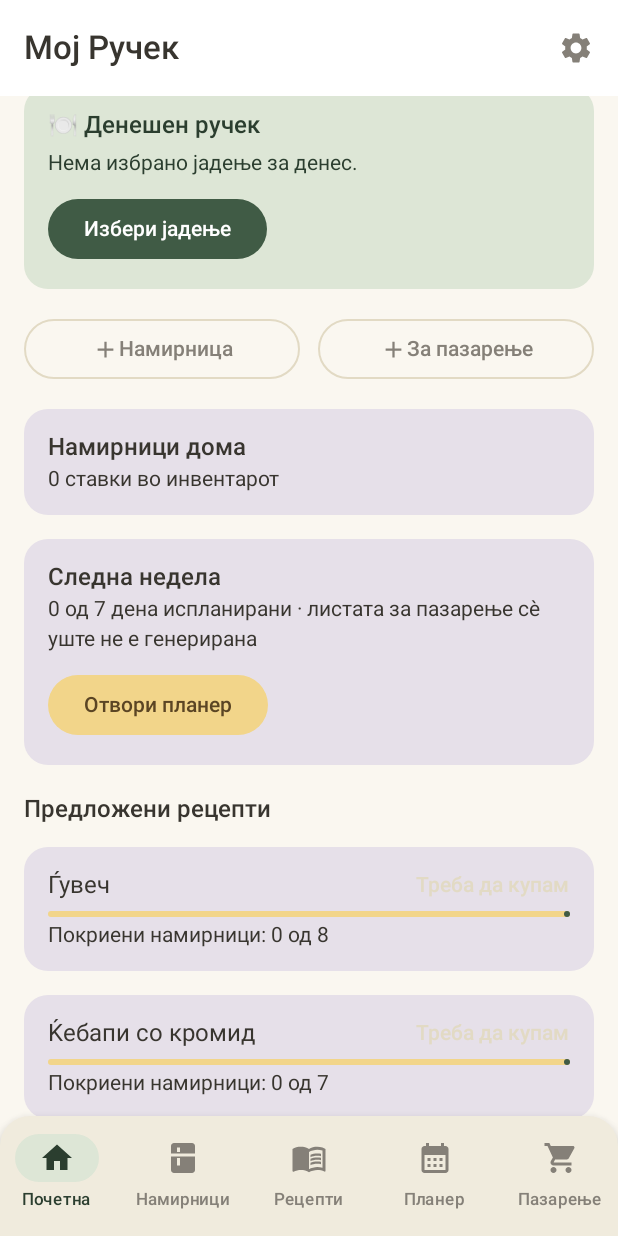
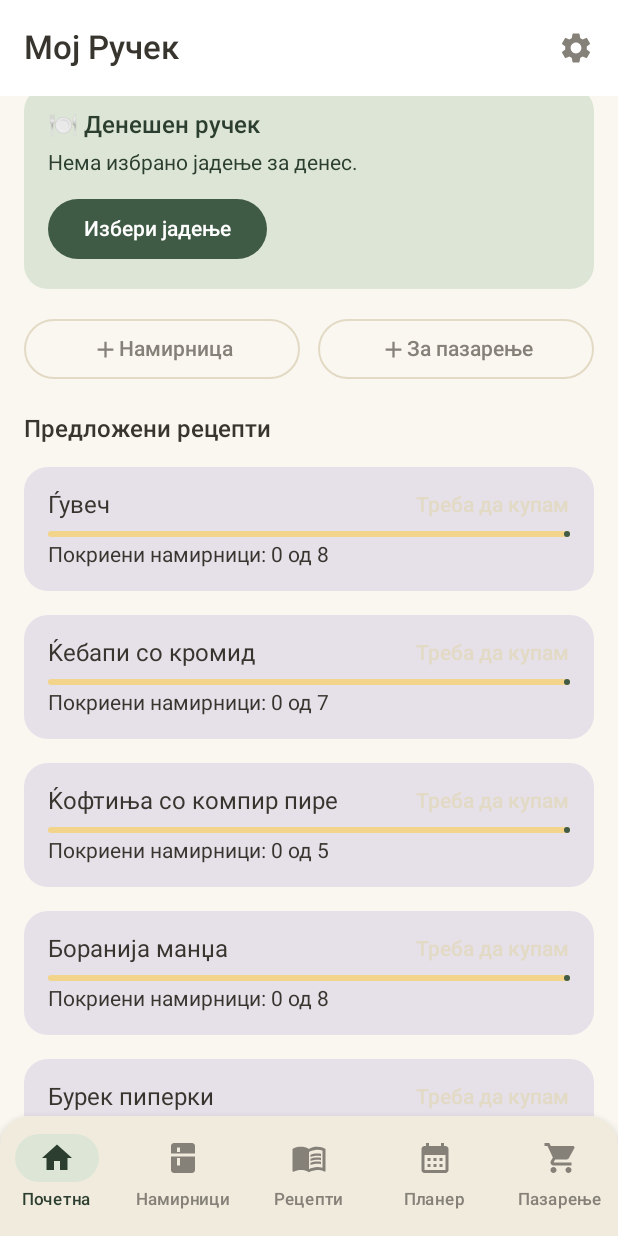
Before and after one commit to danieljack09/Moj-Rucek, an Android app built with Jetpack Compose: the screen it shows after launch (MainActivity), on a phone screen of 412 x 824 dp. Run offline under Robolectric (Android 15) with nearby library versions, the phone set to English and light mode, and no system bars; our stand-ins replace Room's generated code; 2 statements that could not run were skipped.

Commit message:
Remove inventory summary and next-week cards from home screen
Co-Authored-By: Claude Sonnet 5 <noreply@anthropic.com>

```diff
--- a/app/src/main/java/com/mojrucek/app/ui/home/HomeScreen.kt
+++ b/app/src/main/java/com/mojrucek/app/ui/home/HomeScreen.kt
@@ -15,14 +15,12 @@ import androidx.compose.foundation.lazy.items
 import androidx.compose.material.icons.Icons
 import androidx.compose.material.icons.filled.Add
 import androidx.compose.material.icons.filled.Settings
-import androidx.compose.material.icons.filled.Warning
 import androidx.compose.material3.AlertDialog
 import androidx.compose.material3.Button
 import androidx.compose.material3.Card
 import androidx.compose.material3.CardDefaults
 import androidx.compose.material3.CircularProgressIndicator
 import androidx.compose.material3.ExperimentalMaterial3Api
-import androidx.compose.material3.FilledTonalButton
 import androidx.compose.material3.Icon
 import androidx.compose.material3.IconButton
 import androidx.compose.material3.LinearProgressIndicator
@@ -118,16 +116,6 @@ fun HomeScreen(
                 }
             }
 
-            item { InventorySummaryCard(state = state) }
-
-            item {
-                NextWeekCard(
-                    plannedCount = state.nextWeekPlanned,
-                    shoppingGenerated = state.nextWeekShoppingGenerated,
-                    onOpenPlanner = onOpenPlanner
-                )
-            }
-
             if (state.suggestedRecipes.isNotEmpty()) {
                 item {
                     Text(
@@ -187,51 +175,6 @@ private fun TodayLunchCard(today: TodayMealUi?, onChangeClick: () -> Unit, onOpe
                     }
                 }
             }
-        }
-    }
-}
-
-@Composable
-private fun InventorySummaryCard(state: HomeUiState) {
-    Card(modifier = Modifier.fillMaxWidth()) {
-        Column(Modifier.padding(16.dp)) {
-            Text("Намирници дома", style = MaterialTheme.typography.titleMedium)
-            Spacer(Modifier.height(4.dp))
-            Text("${state.ingredientCount} ставки во инвентарот", style = MaterialTheme.typography.bodyMedium)
-            if (state.lowStockIngredients.isNotEmpty()) {
-                Spacer(Modifier.height(8.dp))
-                Row(verticalAlignment = Alignment.CenterVertically) {
-                    Icon(
-                        Icons.Filled.Warning,
-                        contentDescription = null,
-                        tint = MaterialTheme.colorScheme.error,
-                        modifier = Modifier.height(18.dp)
-                    )
-                    Spacer(Modifier.height(0.dp))
-                    Text(
-                        "При крај: " + state.lowStockIngredients.joinToString(", ") { it.name },
-                        style = MaterialTheme.typography.bodyMedium,
-                        color = MaterialTheme.colorScheme.error
-                    )
-                }
-            }
-        }
-    }
-}
-
-@Composable
-private fun NextWeekCard(plannedCount: Int, shoppingGenerated: Boolean, onOpenPlanner: () -> Unit) {
-    Card(modifier = Modifier.fillMaxWidth()) {
-        Column(Modifier.padding(16.dp)) {
-            Text("Следна недела", style = MaterialTheme.typography.titleMedium)
-            Spacer(Modifier.height(4.dp))
-            Text(
-                "$plannedCount од 7 дена испланирани · " +
-                    if (shoppingGenerated) "листата за пазарење е подготвена" else "листата за пазарење сè уште не е генерирана",
-                style = MaterialTheme.typography.bodyMedium
-            )
-            Spacer(Modifier.height(12.dp))
-            FilledTonalButton(onClick = onOpenPlanner) { Text("Отвори планер") }
         }
     }
 }
```
